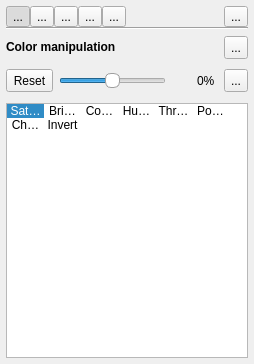
This is src/MixingToolboxWidget.ui in markus-wa/glmixer-mirror as Qt 5 draws it before an edit. The edited form follows.
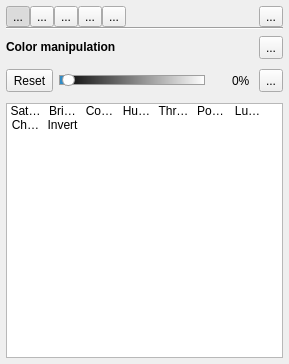
This is the edited form. The open tabs and pages were chosen to show the change. Icons and pictures are not drawn.

Commit message: Initial implementation of lumakey color manipulation effect in sources.

```diff
--- a/src/MixingToolboxWidget.ui
+++ b/src/MixingToolboxWidget.ui
@@ -6,7 +6,7 @@
    <rect>
     <x>0</x>
     <y>0</y>
-    <width>254</width>
+    <width>289</width>
     <height>364</height>
    </rect>
   </property>
@@ -1383,6 +1383,121 @@
              </item>
             </layout>
            </widget>
+           <widget class="QWidget" name="pageLumakey">
+            <layout class="QHBoxLayout" name="horizontalLayoutLumakey">
+             <property name="leftMargin">
+              <number>0</number>
+             </property>
+             <property name="topMargin">
+              <number>0</number>
+             </property>
+             <property name="rightMargin">
+              <number>0</number>
+             </property>
+             <property name="bottomMargin">
+              <number>0</number>
+             </property>
+             <item>
+              <widget class="QToolButton" name="lumakeyReset">
+               <property name="toolTip">
+                <string>Reset Lumakey</string>
+               </property>
+               <property name="text">
+                <string>Reset</string>
+               </property>
+               <property name="icon">
+                <iconset resource="../icons.qrc">
+                 <normaloff>:/glmixer/icons/view-refresh.png</normaloff>:/glmixer/icons/view-refresh.png</iconset>
+               </property>
+               <property name="iconSize">
+                <size>
+                 <width>16</width>
+                 <height>16</height>
+                </size>
+               </property>
+              </widget>
+             </item>
+             <item>
+              <widget class="QSlider" name="lumakeySlider">
+               <property name="toolTip">
+                <string>Adjust lumakey level</string>
+               </property>
+               <property name="styleSheet">
+                <string notr="true"> QSlider::groove:horizontal {
+    border: 1px solid palette(dark);
+    height: 8px;
+        background: qlineargradient(spread:pad, x1:0, y1:0, x2:1, y2:0, stop:0 rgba(0, 0, 0, 255), stop:1 rgba(255, 255, 255, 255));
+ }
+ QSlider::handle:horizontal {
+     background: palette(base);
+     border: 1px solid palette(dark);
+     width: 11px;
+     height: 11px;
+     margin: -2px 2px;
+     border-radius: 6px;
+ }
+ QSlider::sub-page:horizontal {
+    border: 1px solid palette(dark);
+     background: palette(highlight);
+ }
+ QSlider::sub-page:horizontal:disabled {
+    border: 1px solid palette(mid);
+     background: palette(midlight);
+ } </string>
+               </property>
+               <property name="minimum">
+                <number>0</number>
+               </property>
+               <property name="maximum">
+                <number>100</number>
+               </property>
+               <property name="value">
+                <number>0</number>
+               </property>
+               <property name="orientation">
+                <enum>Qt::Horizontal</enum>
+               </property>
+              </widget>
+             </item>
+             <item>
+              <widget class="QSpinBox" name="lumakeyBox">
+               <property name="maximumSize">
+                <size>
+                 <width>60</width>
+                 <height>16777215</height>
+                </size>
+               </property>
+               <property name="toolTip">
+                <string>Enter value</string>
+               </property>
+               <property name="frame">
+                <bool>false</bool>
+               </property>
+               <property name="alignment">
+                <set>Qt::AlignRight|Qt::AlignTrailing|Qt::AlignVCenter</set>
+               </property>
+               <property name="buttonSymbols">
+                <enum>QAbstractSpinBox::NoButtons</enum>
+               </property>
+               <property name="correctionMode">
+                <enum>QAbstractSpinBox::CorrectToNearestValue</enum>
+               </property>
+               <property name="keyboardTracking">
+                <bool>false</bool>
+               </property>
+               <property name="suffix">
+                <string>%</string>
+               </property>
+               <property name="minimum">
+                <number>0</number>
+               </property>
+               <property name="maximum">
+                <number>100</number>
+               </property>
+              </widget>
+             </item>
+            </layout>
+           </widget>
            <widget class="QWidget" name="pageChromakey">
             <layout class="QHBoxLayout" name="horizontalLayout_4">
              <property name="leftMargin">
@@ -1696,7 +1811,7 @@
           <bool>false</bool>
          </property>
          <property name="currentRow">
-          <number>0</number>
+          <number>-1</number>
          </property>
          <item>
           <property name="text">
@@ -1794,6 +1909,15 @@
            <set>ItemIsSelectable|ItemIsEnabled</set>
           </property>
          </item>
+         <item>
+          <property name="text">
+           <string>Lumakey</string>
+          </property>
+          <property name="icon">
+           <iconset resource="../images.qrc">
+            <normaloff>:/glmixer/images/filter_lumakey.png</normaloff>:/glmixer/images/filter_lumakey.png</iconset>
+          </property>
+         </item>
          <item>
           <property name="text">
            <string>Chromakey</string>
```
Left out of the diff: 56 changed lines with no effect on the pictures. The commit also changes 13 other files.
